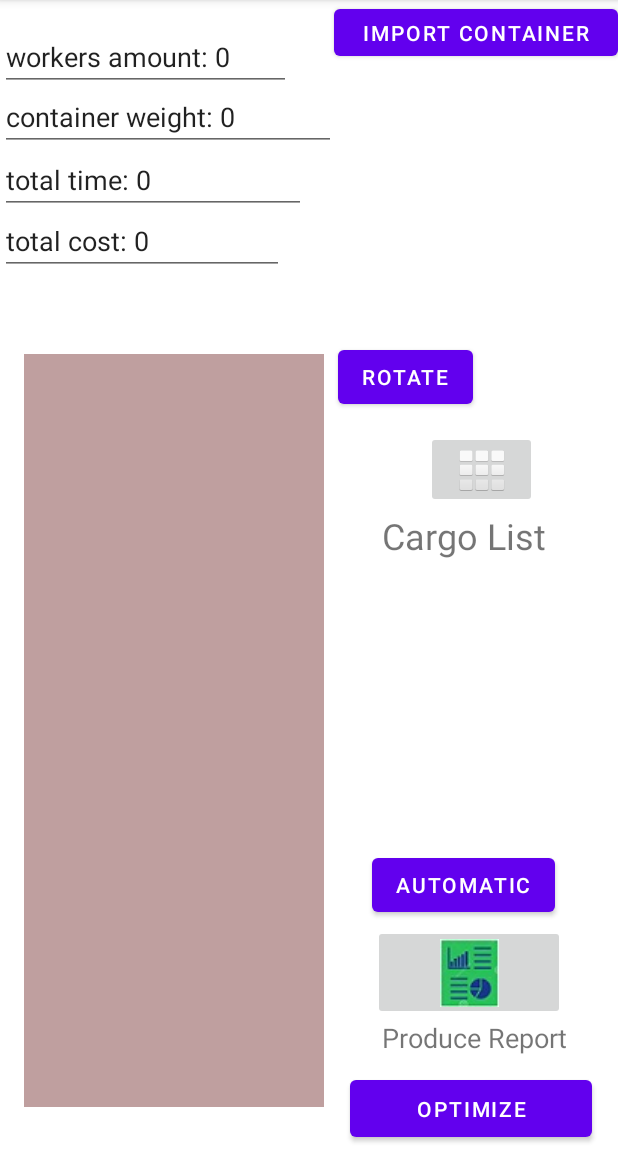
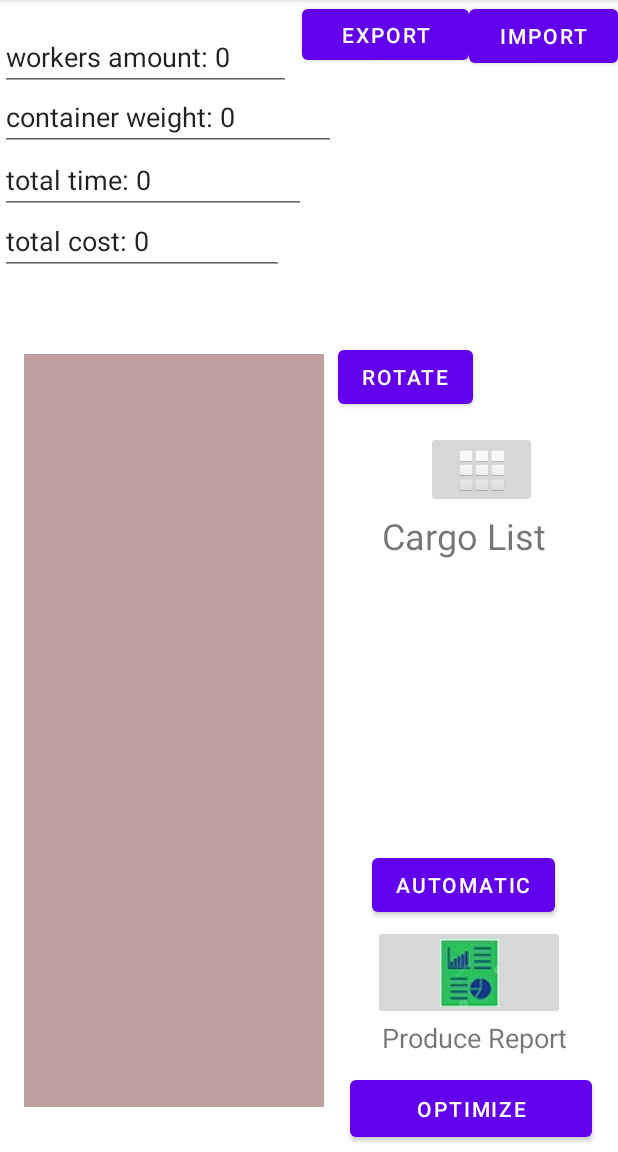
Before and after one commit to jawadrammal/FinalProject, an Android app: the screen it shows after launch (CargoInContainer), on a phone screen of 412 x 824 dp, the part 84-1236 px from its top. Run offline under Robolectric (Android 15) with nearby library versions, the phone set to English and light mode, and no system bars; libraries missing offline, so code that uses them is left out: org.apache.poi.

Commit message:
change in layout edit text names

```diff
--- a/app/src/main/java/com/example/myapplication/CargoInContainer.java
+++ b/app/src/main/java/com/example/myapplication/CargoInContainer.java
@@ -15,22 +15,27 @@ import android.widget.EditText;
 import android.widget.ImageButton;
 import android.widget.TextView;
 
+import java.io.FileOutputStream;
 import java.util.ArrayList;
 
 public class CargoInContainer extends AppCompatActivity {
-    ConstraintLayout cL;
+    public static ConstraintLayout cL;
     public static ImageButton deleteButton;
     public static EditText totalWeightText;
+    public static EditText totalCost;
+    public static EditText totalTime;
+    public static EditText totalWorkers;
+    public static Solution trySolution;
     @Override
     protected void onCreate(Bundle savedInstanceState) {
         super.onCreate(savedInstanceState);
 
         setContentView(R.layout.activity_cargo_in_container);
-        cL = (ConstraintLayout)  findViewById(R.id.constraintLayout);
+        cL = (ConstraintLayout) findViewById(R.id.constraintLayout);
         deleteButton = (ImageButton) findViewById(R.id.deletebutton);
         deleteButton.setVisibility(View.INVISIBLE);
-        ((TextView)findViewById(R.id.DialogView)).setMovementMethod(new ScrollingMovementMethod());
-        MainActivity.MainInfo.Dialogbox=((TextView)findViewById(R.id.DialogView));
+        ((TextView) findViewById(R.id.DialogView)).setMovementMethod(new ScrollingMovementMethod());
+        MainActivity.MainInfo.Dialogbox = ((TextView) findViewById(R.id.DialogView));
         CargoTablePage.containerWidth = dpToPx(200, this.getApplicationContext());
         CargoTablePage.containerLength = dpToPx(502, this.getApplicationContext());
         totalWeightText = ((EditText) findViewById((R.id.TotalWeight)));
@@ -42,26 +47,21 @@ public class CargoInContainer extends AppCompatActivity {
     }
 
     @Override
-    protected void onResume()
-    {
+    protected void onResume() {
         super.onResume();
 
         Intent intent = getIntent();
         boolean addButton = intent.getBooleanExtra("AddToContainer?", false);
 
-        if (addButton == true)
-        {
+        if (addButton == true) {
             deleteButton.setVisibility(View.INVISIBLE);
 
             cL = (ConstraintLayout) findViewById(R.id.constraintLayout);
 
-            for (int i = 0; i < MainActivity.CargoList.size(); i++)
-            {
+            for (int i = 0; i < MainActivity.CargoList.size(); i++) {
                 Cargo tempCr = MainActivity.CargoList.get(i);
-                if (tempCr.Selected == true)
-                {
-                    if (!(tempCr.isInCargoPage()))
-                    {
+                if (tempCr.Selected == true) {
+                    if (!(tempCr.isInCargoPage())) {
                         CargoButton newButton = new CargoButton(this, tempCr.objectid, MainActivity.MainInfo.screenWidth * MainActivity.MainInfo.buttonWidthPercentage, MainActivity.MainInfo.screenHeight * MainActivity.MainInfo.buttonHeightPercentage);
                         CargoTablePage.buttons.add(newButton);
                         cL.addView(newButton);
@@ -78,15 +78,13 @@ public class CargoInContainer extends AppCompatActivity {
     }
 
     @Override
-    protected void onNewIntent(Intent intent)
-    {
+    protected void onNewIntent(Intent intent) {
         super.onNewIntent(intent);
         setIntent(intent);
     }
 
 
-    public void OpenCargoPage(View view)
-    {
+    public void OpenCargoPage(View view) {
         Intent intent = new Intent(getApplicationContext(), MainActivity.class);
         intent.addFlags(Intent.FLAG_ACTIVITY_REORDER_TO_FRONT);
         intent.addFlags(Intent.FLAG_ACTIVITY_NO_ANIMATION);
@@ -118,8 +116,7 @@ public class CargoInContainer extends AppCompatActivity {
                     cL.removeView(temp);
                     CargoTablePage.buttons.remove(i);
                     i = i - 1;
-                }
-                else
+                } else
                     MainActivity.MainInfo.Dialogbox.setText("Alert!: You are trying to delete an object which has objects on top of it!");
             }
         }
@@ -132,7 +129,7 @@ public class CargoInContainer extends AppCompatActivity {
         for (int i = 0; i < CargoTablePage.buttons.size(); i++) {
             cargoButton = CargoTablePage.buttons.get(i);
             if (cargoButton.objectId.equals(CargoButton.selected)) {
-                if(cargoButton.up.isEmpty())
+                if (cargoButton.up.isEmpty())
                     cargoButton.rotate();
                 else
                     MainActivity.MainInfo.Dialogbox.setText("Alert!: You are trying to rotate an object which has objects on top of it!");
@@ -335,11 +332,9 @@ public class CargoInContainer extends AppCompatActivity {
         x1 = ((View) findViewById(R.id.Container)).getX(); //44
         y1 = ((View) findViewById(R.id.Container)).getY();//517
 
-        for (int i = 0; i < MainActivity.CargoList.size(); i++)
-        {
+        for (int i = 0; i < MainActivity.CargoList.size(); i++) {
             Cargo tempCr = MainActivity.CargoList.get(i);
-            if (!(tempCr.isInCargoPage()))
-            {
+            if (!(tempCr.isInCargoPage())) {
                 CargoButton newButton = new CargoButton(this, tempCr.objectid, 0, 0);
 
                 autoMoveButton(newButton);
@@ -356,7 +351,7 @@ public class CargoInContainer extends AppCompatActivity {
 
 
     void autoMoveButton(CargoButton newButton) {
-        float minY = 0, minZ=0;
+        float minY = 0, minZ = 0;
         float x = 0, y = 0, x1, y1;
         boolean hooffem = false, first = true, rotated = false, onFloor = false, inOkPlace = false;
 
@@ -375,7 +370,7 @@ public class CargoInContainer extends AppCompatActivity {
 
         //check space algorithm
         int size = CargoTablePage.buttons.size();
-        float i ,j;
+        float i, j;
         //for on Z
         //  for (int k=0 ; k<259 ; k++) {
         //for on y
@@ -390,8 +385,7 @@ public class CargoInContainer extends AppCompatActivity {
                         i = -1;
                         rotated = true;
                         continue;
-                        }
-                        else {
+                    } else {
                         newButton.rotate();
                         j = minY + 1;
                     }
@@ -494,17 +488,57 @@ public class CargoInContainer extends AppCompatActivity {
             //}
         }
         if (inOkPlace == false) {
-            newButton.insideContainer=false;
+            newButton.insideContainer = false;
             newButton.setxInContainer(-1);
             newButton.setyInContainer(-1);
             newButton.setX(MainActivity.MainInfo.screenWidth * MainActivity.MainInfo.buttonWidthPercentage);
             newButton.setY(MainActivity.MainInfo.screenHeight * MainActivity.MainInfo.buttonHeightPercentage);
-        }
-        else
-            newButton.insideContainer=true;
+        } else
+            newButton.insideContainer = true;
     }
 
     public static int dpToPx(float dp, Context context) {
         return (int) TypedValue.applyDimension(TypedValue.COMPLEX_UNIT_DIP, dp, context.getResources().getDisplayMetrics());
     }
+
+
+    public void ImportSolution(View view) {
+        Solution LoadSolution = this.trySolution;// = new Solution();
+        for (int i = 0; i < LoadSolution.buttons.size(); i++)
+            CargoInContainer.cL.addView(LoadSolution.buttons.get(i));
+        CargoTablePage.buttons=LoadSolution.buttons;
+        totalWeightText.setText("" + LoadSolution.MainInfo.totalWeight);
+        MainActivity.MainInfo.totalWeight = LoadSolution.MainInfo.totalWeight;
+       /* totalCost.setText("" + LoadSolution.MainInfo.totalCost);
+        MainActivity.MainInfo.totalCost = LoadSolution.MainInfo.totalCost;
+        totalTime.setText("" + LoadSolution.MainInfo.totalTime);
+        MainActivity.MainInfo.totalTime = LoadSolution.MainInfo.totalTime;
+        totalWorkers.setText("" + LoadSolution.MainInfo.totalWorkers);
+        MainActivity.MainInfo.totalWorkers = LoadSolution.MainInfo.totalWorkers;*/
+        MainActivity.CargoList = LoadSolution.CargoList;
     }
+
+    public void ExportSolution(View view) {
+        ArrayList<CargoButton> SaveButtons=new ArrayList<CargoButton>(CargoTablePage.buttons);
+        ArrayList<Cargo> SaveCargoList=new ArrayList<>(MainActivity.CargoList);
+        Solution ExportSolution = new Solution(SaveCargoList, MainActivity.MainInfo, SaveButtons);
+        this.trySolution=ExportSolution;
+    }
+    //String filename = "MySolution.txt";
+
+   /*     Gson gson = new Gson();
+        String s = gson.toJson(v);
+
+        FileOutputStream outputStream;
+        try {
+            outputStream = openFileOutput(filename, Context.MODE_PRIVATE);
+            outputStream.write(s.getBytes());
+            outputStream.close();
+        } catch (Exception e) {
+            e.printStackTrace();
+        }
+    }
+
+
+}*/
+}
--- a/app/src/main/res/layout/activity_cargo_in_container.xml
+++ b/app/src/main/res/layout/activity_cargo_in_container.xml
@@ -20,6 +20,19 @@
         android:focusable="true"
         android:focusableInTouchMode="true"
         tools:context=".MainActivity">
+
+        <Button
+            android:id="@+id/importBtn"
+            android:layout_width="111dp"
+            android:layout_height="46dp"
+            android:onClick="ExportSolution"
+            android:text="Export"
+            app:layout_constraintBottom_toBottomOf="parent"
+            app:layout_constraintEnd_toEndOf="parent"
+            app:layout_constraintHorizontal_bias="0.67"
+            app:layout_constraintStart_toStartOf="parent"
+            app:layout_constraintTop_toTopOf="parent"
+            app:layout_constraintVertical_bias="0.0" />
 
         <ImageButton
             android:id="@+id/deletebutton"
@@ -213,10 +226,11 @@
             app:layout_constraintVertical_bias="0.886" />
 
         <Button
-            android:id="@+id/button"
-            android:layout_width="189dp"
-            android:layout_height="43dp"
-            android:text="Import Container"
+            android:id="@+id/ImportBtn"
+            android:layout_width="99dp"
+            android:layout_height="48dp"
+            android:onClick="ImportSolution"
+            android:text="Import"
             app:layout_constraintBottom_toBottomOf="parent"
             app:layout_constraintEnd_toEndOf="parent"
             app:layout_constraintHorizontal_bias="1.0"
```
Also changed, not shown: app/src/main/java/com/example/myapplication/MainActivity.java (+22 -0 lines), app/src/main/java/com/example/myapplication/Solution.java (added, +17 -0 lines). Lines whose indentation alone changed are shown as unchanged.
